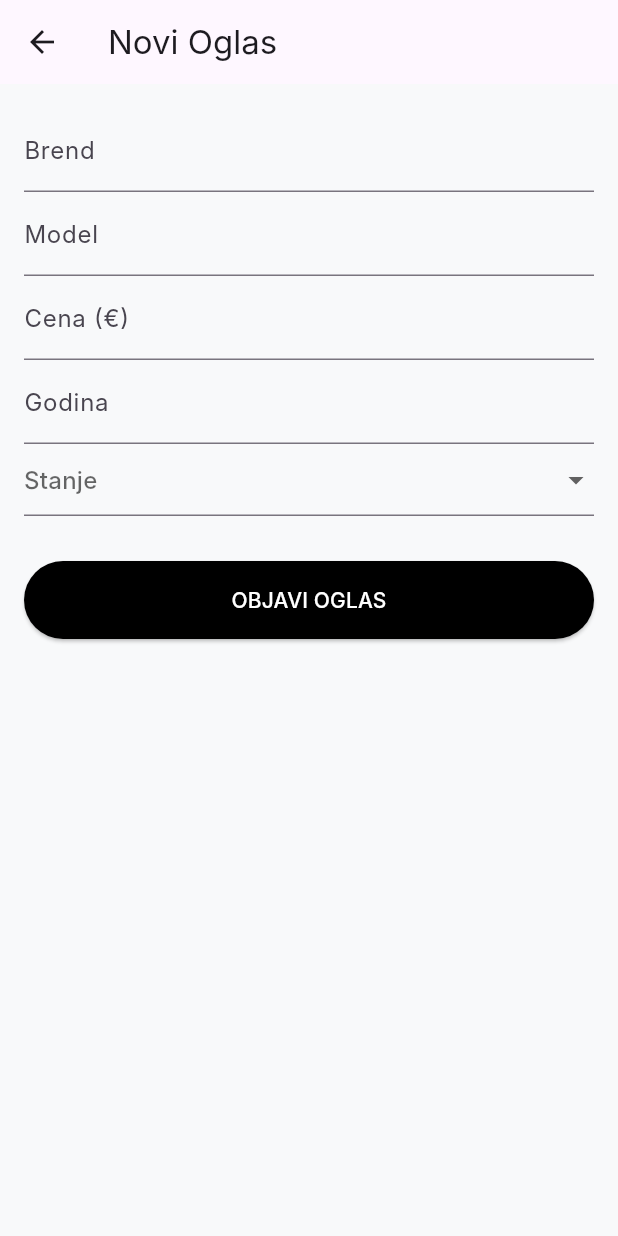
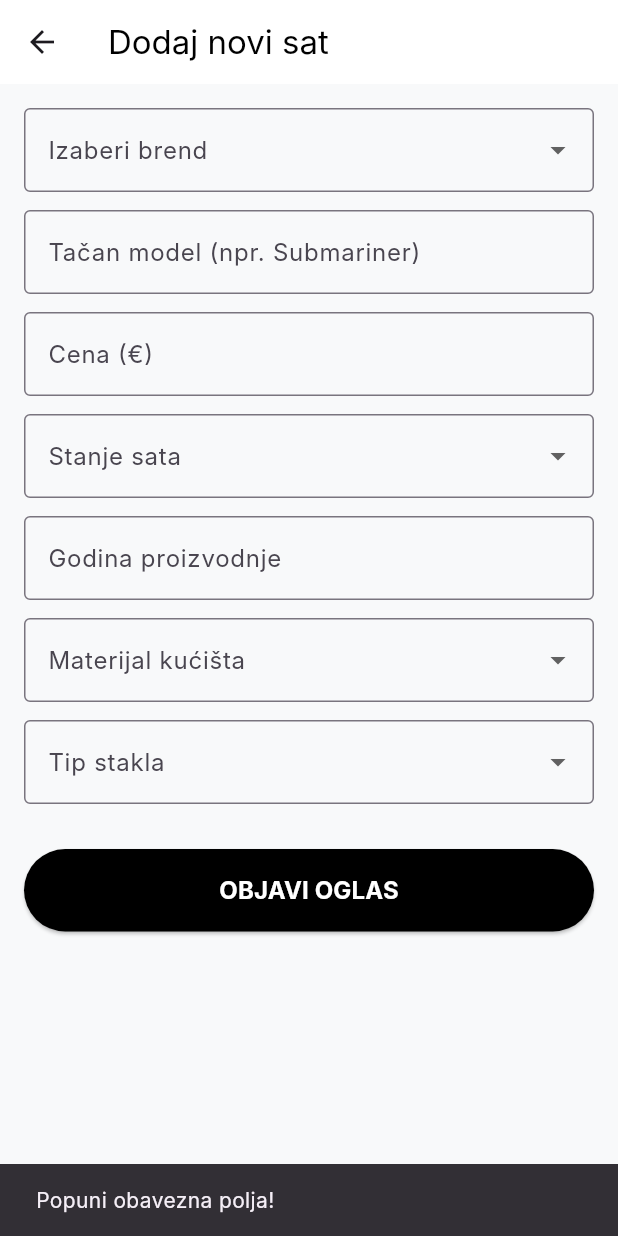
Before and after one commit to BVSBVSBVS/nadjisat, a Flutter app: the PostOglasScreen screen opened directly, after a tap on "OBJAVI OGLAS", on a phone screen of 412 x 824 dp. Run offline on Flutter 3.47's test engine with Material 3 defaults, Android fonts, the phone set to English and light mode, and no system bars; our stand-ins replace supabase_flutter; accounts and stored records are empty; Roboto replaces fonts that are missing (Inter).

Commit message:
Dodat pravi profil i padajuci meniji

```diff
--- a/lib/main_layout.dart
+++ b/lib/main_layout.dart
@@ -1,6 +1,7 @@
 import 'package:flutter/material.dart';
 import 'home_screen.dart';
 import 'post_oglas_screen.dart';
+import 'profil_screen.dart'; // <--- OVO MORA DA STOJI NA VRHU
 
 class MainLayout extends StatefulWidget {
   const MainLayout({super.key});
@@ -10,11 +11,13 @@ class MainLayout extends StatefulWidget {
 
 class _MainLayoutState extends State<MainLayout> {
   int _currentIndex = 0;
+
+  // OVDE SMO ZAMENILI ONAJ GLUPI TEKST SA PRAVIM PROFILOM
   final List<Widget> _pages = [
     const HomeScreen(),
     const PostOglasScreen(),
     const Center(child: Text("Oglasi koje pratim")),
-    const Center(child: Text("Moji oglasi / Profil")),
+    const ProfilScreen(), // <--- PRAVI PROFIL EKRAN
   ];
 
   @override
--- a/lib/post_oglas_screen.dart
+++ b/lib/post_oglas_screen.dart
@@ -9,43 +9,86 @@ class PostOglasScreen extends StatefulWidget {
 
 class _PostOglasScreenState extends State<PostOglasScreen> {
   final _formKey = GlobalKey<FormState>();
-  String? brend, model, stanje, materijal, staklo, bojaCifera;
-  int? cena, godina;
+
+  // Promenljive
+  String? brend, stanje, materijal, staklo;
+  final modelController = TextEditingController();
+  final cenaController = TextEditingController();
+  final godinaController = TextEditingController();
+
+  // Liste za biranje
+  final List<String> brendovi = ['Rolex', 'Omega', 'Seiko', 'Breitling', 'Patek Philippe', 'Audemars Piguet', 'Tissot', 'Longines', 'Casio'];
+  final List<String> stanja = ['Novo (Nenošeno)', 'Odlično', 'Vrlo dobro', 'Dobro', 'Za delove'];
+  final List<String> materijali = ['Čelik', 'Zlato', 'Titanijum', 'Keramika'];
+  final List<String> stakla = ['Safirno', 'Mineralno', 'Akrilno'];
 
   Future<void> _postaviOglas() async {
+    if (brend == null || stanje == null || modelController.text.isEmpty) {
+      ScaffoldMessenger.of(context).showSnackBar(const SnackBar(content: Text("Popuni obavezna polja!")));
+      return;
+    }
+
     final user = Supabase.instance.client.auth.currentUser;
-    await Supabase.instance.client.from('satovi').insert({
-      'brend': brend, 'model': model, 'cena': cena, 'stanje': stanje,
-      'godina': godina.toString(), 'materijal': materijal, 'staklo': staklo,
-      'boja_cifera': bojaCifera, 'user_email': user?.email
-    });
-    ScaffoldMessenger.of(context).showSnackBar(const SnackBar(content: Text("Oglas postavljen!")));
+    try {
+      await Supabase.instance.client.from('satovi').insert({
+        'user_email': user?.email,
+        'brend': brend,
+        'model': modelController.text.trim(),
+        'cena': int.tryParse(cenaController.text.trim()) ?? 0,
+        'godina': godinaController.text.trim(),
+        'stanje': stanje,
+        'materijal': materijal,
+        'staklo': staklo,
+      });
+      if (mounted) ScaffoldMessenger.of(context).showSnackBar(const SnackBar(content: Text("Oglas uspešno postavljen!")));
+    } catch (e) {
+      if (mounted) ScaffoldMessenger.of(context).showSnackBar(SnackBar(content: Text("Greška: $e")));
+    }
   }
 
   @override
   Widget build(BuildContext context) {
     return Scaffold(
-      appBar: AppBar(title: const Text("Novi Oglas")),
+      appBar: AppBar(title: const Text("Dodaj novi sat", style: TextStyle(color: Colors.black)), backgroundColor: Colors.white, elevation: 0),
       body: Form(
         key: _formKey,
         child: ListView(
           padding: const EdgeInsets.all(16),
           children: [
-            TextFormField(decoration: const InputDecoration(labelText: "Brend"), onChanged: (v) => brend = v),
-            TextFormField(decoration: const InputDecoration(labelText: "Model"), onChanged: (v) => model = v),
-            TextFormField(decoration: const InputDecoration(labelText: "Cena (€)"), keyboardType: TextInputType.number, onChanged: (v) => cena = int.tryParse(v)),
-            TextFormField(decoration: const InputDecoration(labelText: "Godina"), keyboardType: TextInputType.number, onChanged: (v) => godina = int.tryParse(v)),
-            DropdownButtonFormField(
-              hint: const Text("Stanje"),
-              items: ["Novo", "Kao novo", "Polovno"].map((e) => DropdownMenuItem(value: e, child: Text(e))).toList(),
-              onChanged: (v) => stanje = v as String,
+            DropdownButtonFormField<String>(
+              decoration: const InputDecoration(labelText: "Izaberi brend", border: OutlineInputBorder()),
+              items: brendovi.map((b) => DropdownMenuItem(value: b, child: Text(b))).toList(),
+              onChanged: (v) => setState(() => brend = v),
             ),
-            // DODAJ OSTALIH 5 POLJA ISTO OVAKO...
+            const SizedBox(height: 12),
+            TextFormField(controller: modelController, decoration: const InputDecoration(labelText: "Tačan model (npr. Submariner)", border: OutlineInputBorder())),
+            const SizedBox(height: 12),
+            TextFormField(controller: cenaController, keyboardType: TextInputType.number, decoration: const InputDecoration(labelText: "Cena (€)", border: OutlineInputBorder())),
+            const SizedBox(height: 12),
+            DropdownButtonFormField<String>(
+              decoration: const InputDecoration(labelText: "Stanje sata", border: OutlineInputBorder()),
+              items: stanja.map((s) => DropdownMenuItem(value: s, child: Text(s))).toList(),
+              onChanged: (v) => setState(() => stanje = v),
+            ),
+            const SizedBox(height: 12),
+            TextFormField(controller: godinaController, keyboardType: TextInputType.number, decoration: const InputDecoration(labelText: "Godina proizvodnje", border: OutlineInputBorder())),
+            const SizedBox(height: 12),
+            DropdownButtonFormField<String>(
+              decoration: const InputDecoration(labelText: "Materijal kućišta", border: OutlineInputBorder()),
+              items: materijali.map((m) => DropdownMenuItem(value: m, child: Text(m))).toList(),
+              onChanged: (v) => setState(() => materijal = v),
+            ),
+            const SizedBox(height: 12),
+            DropdownButtonFormField<String>(
+              decoration: const InputDecoration(labelText: "Tip stakla", border: OutlineInputBorder()),
+              items: stakla.map((s) => DropdownMenuItem(value: s, child: Text(s))).toList(),
+              onChanged: (v) => setState(() => staklo = v),
+            ),
             const SizedBox(height: 30),
             ElevatedButton(
               style: ElevatedButton.styleFrom(backgroundColor: Colors.black, padding: const EdgeInsets.all(16)),
               onPressed: _postaviOglas,
-              child: const Text("OBJAVI OGLAS", style: TextStyle(color: Colors.white)),
+              child: const Text("OBJAVI OGLAS", style: TextStyle(color: Colors.white, fontSize: 16, fontWeight: FontWeight.bold)),
             )
           ],
         ),
```
Also changed, not shown: lib/profil_screen.dart (added, +50 -0 lines).
